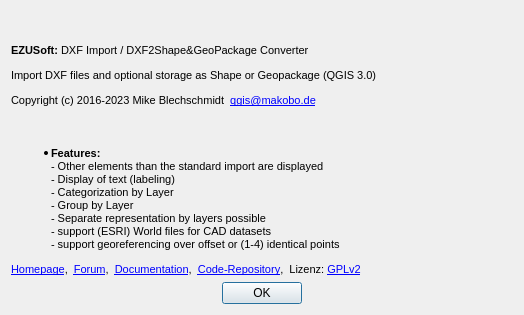
Above: src/plugins/dxf_tools/uiAbout.ui from Comanda-A/DXF-PostGIS-Converter before the change. Below: the same form after it.
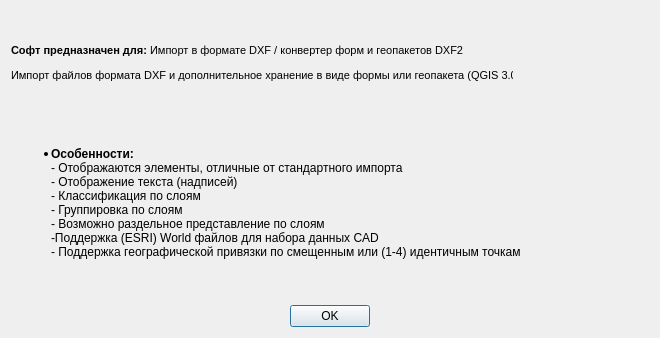
That is the form after the change. Icons and pictures are not drawn.

```diff
--- a/src/plugins/dxf_tools/uiAbout.ui
+++ b/src/plugins/dxf_tools/uiAbout.ui
@@ -53,14 +53,20 @@
    </item>
    <item row="0" column="0">
     <widget class="QLabel" name="label_2">
+     <property name="minimumSize">
+      <size>
+       <width>502</width>
+       <height>0</height>
+      </size>
+     </property>
      <property name="text">
-      <string>&lt;!DOCTYPE HTML PUBLIC &quot;-//W3C//DTD HTML 4.0//EN&quot; &quot;http://www.w3.org/TR/REC-html40/strict.dtd&quot;&gt;
+      <string>&lt;!DOCTYPE HTML PUBLIC &quot;&quot;&gt;
 &lt;html&gt;&lt;head&gt;&lt;meta name=&quot;qrichtext&quot; content=&quot;1&quot; /&gt;&lt;style type=&quot;text/css&quot;&gt;
 p, li { white-space: pre-wrap; }
 &lt;/style&gt;&lt;/head&gt;&lt;body style=&quot; font-family:'MS Shell Dlg 2'; font-size:8pt; font-weight:400; font-style:normal;&quot;&gt;
-&lt;p style=&quot; margin-top:12px; margin-bottom:12px; margin-left:0px; margin-right:0px; -qt-block-indent:0; text-indent:0px;&quot;&gt;&lt;span style=&quot; font-weight:600;&quot;&gt;EZUSoft: &lt;/span&gt;DXF Import / DXF2Shape&amp;amp;GeoPackage Converter &lt;/p&gt;
-&lt;p style=&quot; margin-top:12px; margin-bottom:12px; margin-left:0px; margin-right:0px; -qt-block-indent:0; text-indent:0px;&quot;&gt;&lt;a name=&quot;result_box&quot;&gt;&lt;/a&gt;Import DXF files and optional storage as Shape or Geopackage (QGIS 3.0)&lt;/p&gt;
-&lt;p style=&quot; margin-top:12px; margin-bottom:12px; margin-left:0px; margin-right:0px; -qt-block-indent:0; text-indent:0px;&quot;&gt;Copyright (c) 2016-2023 Mike Blechschmidt  &lt;a href=&quot;mailto:qgis@makobo.de&quot;&gt;&lt;span style=&quot; text-decoration: underline; color:#0000ff;&quot;&gt;qgis@makobo.de&lt;/span&gt;&lt;/a&gt;&lt;/p&gt;&lt;/body&gt;&lt;/html&gt;</string>
+&lt;p style=&quot; margin-top:12px; margin-bottom:12px; margin-left:0px; margin-right:0px; -qt-block-indent:0; text-indent:0px;&quot;&gt;&lt;span style=&quot; font-weight:600;&quot;&gt;Софт предназначен для: &lt;/span&gt;Импорт в формате DXF / конвертер форм и геопакетов DXF2 &lt;/p&gt;
+&lt;p style=&quot; margin-top:12px; margin-bottom:12px; margin-left:0px; margin-right:0px; -qt-block-indent:0; text-indent:0px;&quot;&gt;&lt;a name=&quot;result_box&quot;&gt;&lt;/a&gt;Импорт файлов формата DXF и дополнительное хранение в виде формы или геопакета (QGIS 3.0)&lt;/p&gt;
+&lt;p style=&quot;-qt-paragraph-type:empty; margin-top:12px; margin-bottom:12px; margin-left:0px; margin-right:0px; -qt-block-indent:0; text-indent:0px;&quot;&gt;&lt;br /&gt;&lt;/p&gt;&lt;/body&gt;&lt;/html&gt;</string>
      </property>
      <property name="scaledContents">
       <bool>false</bool>
@@ -95,12 +101,7 @@
       <locale language="English" country="UnitedStates"/>
      </property>
      <property name="text">
-      <string>&lt;!DOCTYPE HTML PUBLIC &quot;-//W3C//DTD HTML 4.0//EN&quot; &quot;http://www.w3.org/TR/REC-html40/strict.dtd&quot;&gt;
-&lt;html&gt;&lt;head&gt;&lt;meta name=&quot;qrichtext&quot; content=&quot;1&quot; /&gt;&lt;style type=&quot;text/css&quot;&gt;
-p, li { white-space: pre-wrap; }
-&lt;/style&gt;&lt;/head&gt;&lt;body style=&quot; font-family:'MS Shell Dlg 2'; font-size:8pt; font-weight:400; font-style:normal;&quot;&gt;
-&lt;ul style=&quot;margin-top: 0px; margin-bottom: 0px; margin-left: 0px; margin-right: 0px; -qt-list-indent: 1;&quot;&gt;&lt;li style=&quot; margin-top:0px; margin-bottom:0px; margin-left:0px; margin-right:0px; -qt-block-indent:0; text-indent:0px;&quot;&gt;&lt;span style=&quot; font-weight:600;&quot;&gt;Features:&lt;/span&gt;&lt;br /&gt;- Other elements than the standard import are displayed&lt;br /&gt;- Display of text (labeling)&lt;br /&gt;- Categorization by Layer&lt;br /&gt;- Group by Layer&lt;br /&gt;- Separate representation by layers possible&lt;br /&gt;- support (ESRI) World files for CAD datasets&lt;br /&gt;- support georeferencing over offset or (1-4) identical points&lt;/li&gt;&lt;/ul&gt;
-&lt;p style=&quot; margin-top:12px; margin-bottom:12px; margin-left:0px; margin-right:0px; -qt-block-indent:0; text-indent:0px;&quot;&gt;&lt;a href=&quot;$$HomepageEN$$&quot;&gt;&lt;span style=&quot; text-decoration: underline; color:#0000ff;&quot;&gt;Homepage&lt;/span&gt;&lt;/a&gt;,  &lt;a href=&quot;$$ForumEN$$&quot;&gt;&lt;span style=&quot; text-decoration: underline; color:#0000ff;&quot;&gt;Forum&lt;/span&gt;&lt;/a&gt;,  &lt;a href=&quot;$$DokuEN$$&quot;&gt;&lt;span style=&quot; text-decoration: underline; color:#0000ff;&quot;&gt;Documentation&lt;/span&gt;&lt;/a&gt;,  &lt;a href=&quot;https://github.com/EZUSoft/AnotherDXF2Shape&quot;&gt;&lt;span style=&quot; text-decoration: underline; color:#0000ff;&quot;&gt;Code-Repository&lt;/span&gt;&lt;/a&gt;,  Lizenz: &lt;a href=&quot;http://www.gnu.org/licenses/old-licenses/gpl-2.0.en.html&quot;&gt;&lt;span style=&quot; text-decoration: underline; color:#0000ff;&quot;&gt;GPLv2&lt;/span&gt;&lt;/a&gt;&lt;/p&gt;&lt;/body&gt;&lt;/html&gt;</string>
+      <string>&lt;html&gt;&lt;head/&gt;&lt;body&gt;&lt;ul style=&quot;margin-top: 0px; margin-bottom: 0px; margin-left: 0px; margin-right: 0px; -qt-list-indent: 1;&quot;&gt;&lt;li style=&quot; margin-top:0px; margin-bottom:0px; margin-left:0px; margin-right:0px; -qt-block-indent:0; text-indent:0px;&quot;&gt;&lt;span style=&quot; font-weight:600;&quot;&gt;Особенности:&lt;/span&gt;&lt;br/&gt;- Отображаются элементы, отличные от стандартного импорта&lt;br/&gt;- Отображение текста (надписей)&lt;br/&gt;- Классификация по слоям&lt;br/&gt;- Группировка по слоям&lt;br/&gt;- Возможно раздельное представление по слоям&lt;br/&gt;-Поддержка (ESRI) World файлов для набора данных CAD &lt;br/&gt;- Поддержка географической привязки по смещенным или (1-4) идентичным точкам&lt;/li&gt;&lt;/ul&gt;&lt;p&gt;&lt;br/&gt;&lt;/p&gt;&lt;/body&gt;&lt;/html&gt;</string>
      </property>
      <property name="openExternalLinks">
       <bool>true</bool>
```
Left out of the diff: 2 changed lines with no effect on the pictures.
